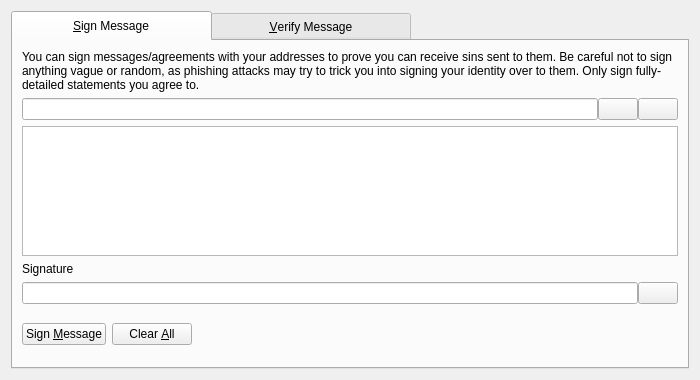
Old version of the form src/qt/forms/signverifymessagedialog.ui in the repository hardwarewise/SIN-core.
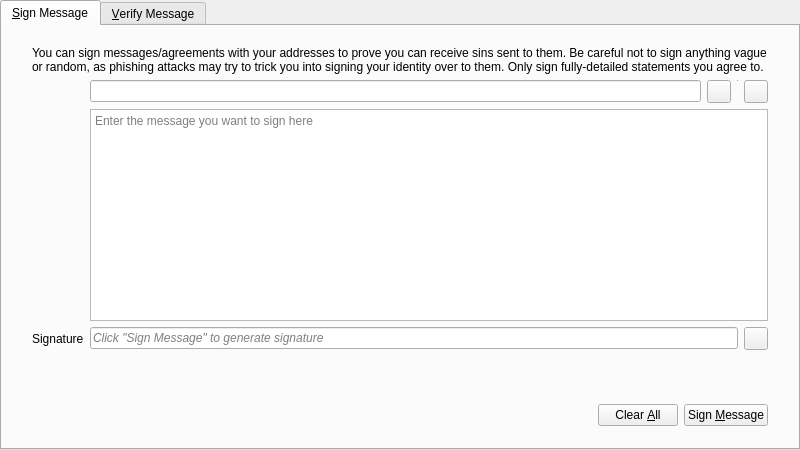
New version of the form. The open tabs and pages were chosen to show the change. Icons and pictures are not drawn. Custom widgets are drawn as their Qt base class.

```diff
--- a/src/qt/forms/signverifymessagedialog.ui
+++ b/src/qt/forms/signverifymessagedialog.ui
@@ -6,28 +6,31 @@
    <rect>
     <x>0</x>
     <y>0</y>
-    <width>700</width>
-    <height>380</height>
+    <width>800</width>
+    <height>450</height>
    </rect>
   </property>
   <property name="windowTitle">
    <string>Signatures - Sign / Verify a Message</string>
   </property>
-  <property name="styleSheet">
-   <string notr="true">QTabBar::tab { 
-width: 200px;
-height: 30px;
-}</string>
-  </property>
   <property name="modal">
    <bool>true</bool>
   </property>
   <layout class="QVBoxLayout" name="verticalLayout">
+   <property name="leftMargin">
+    <number>0</number>
+   </property>
+   <property name="topMargin">
+    <number>0</number>
+   </property>
+   <property name="rightMargin">
+    <number>0</number>
+   </property>
+   <property name="bottomMargin">
+    <number>0</number>
+   </property>
    <item>
     <widget class="QTabWidget" name="tabWidget">
-     <property name="styleSheet">
-      <string notr="true"/>
-     </property>
      <property name="currentIndex">
       <number>1</number>
      </property>
@@ -36,23 +39,38 @@
        <string>&amp;Sign Message</string>
       </attribute>
       <layout class="QVBoxLayout" name="verticalLayout_SM">
+       <property name="leftMargin">
+        <number>0</number>
+       </property>
+       <property name="topMargin">
+        <number>0</number>
+       </property>
+       <property name="rightMargin">
+        <number>0</number>
+       </property>
+       <property name="bottomMargin">
+        <number>0</number>
+       </property>
        <item>
-        <widget class="QLabel" name="infoLabel_SM">
-         <property name="text">
-          <string>You can sign messages/agreements with your addresses to prove you can receive sins sent to them. Be careful not to sign anything vague or random, as phishing attacks may try to trick you into signing your identity over to them. Only sign fully-detailed statements you agree to.</string>
+        <layout class="QVBoxLayout" name="verticalLayout_3">
+         <property name="leftMargin">
+          <number>30</number>
          </property>
-         <property name="textFormat">
-          <enum>Qt::PlainText</enum>
+         <property name="topMargin">
+          <number>20</number>
          </property>
-         <property name="wordWrap">
-          <bool>true</bool>
+         <property name="rightMargin">
+          <number>30</number>
          </property>
-        </widget>
-       </item>
+         <property name="bottomMargin">
+          <number>20</number>
+         </property>
        <item>
+          <layout class="QGridLayout" name="gridLayout">
+           <item row="1" column="1">
         <layout class="QHBoxLayout" name="horizontalLayout_1_SM">
          <property name="spacing">
-          <number>0</number>
+              <number>6</number>
          </property>
          <item>
           <widget class="QValidatedLineEdit" name="addressIn_SM">
@@ -62,7 +80,7 @@
           </widget>
          </item>
          <item>
-          <widget class="QPushButton" name="addressBookButton_SM">
+              <widget class="QToolButton" name="addressBookButton_SM">
            <property name="toolTip">
             <string>Choose previously used address</string>
            </property>
@@ -76,13 +94,23 @@
            <property name="shortcut">
             <string>Alt+A</string>
            </property>
-           <property name="autoDefault">
-            <bool>false</bool>
-           </property>
+              </widget>
+             </item>
+             <item>
+              <widget class="Line" name="vLine">
+               <property name="maximumSize">
+                <size>
+                 <width>1</width>
+                 <height>22</height>
+                </size>
+               </property>
+               <property name="orientation">
+                <enum>Qt::Vertical</enum>
+               </property>
           </widget>
          </item>
          <item>
-          <widget class="QPushButton" name="pasteButton_SM">
+              <widget class="QToolButton" name="pasteButton_SM">
            <property name="toolTip">
             <string>Paste address from clipboard</string>
            </property>
@@ -96,34 +124,24 @@
            <property name="shortcut">
             <string>Alt+P</string>
            </property>
-           <property name="autoDefault">
-            <bool>false</bool>
-           </property>
           </widget>
          </item>
         </layout>
        </item>
-       <item>
+           <item row="2" column="1">
         <widget class="QPlainTextEdit" name="messageIn_SM">
          <property name="toolTip">
           <string>Enter the message you want to sign here</string>
          </property>
-        </widget>
-       </item>
-       <item>
-        <widget class="QLabel" name="signatureLabel_SM">
-         <property name="text">
-          <string>Signature</string>
-         </property>
-         <property name="textFormat">
-          <enum>Qt::PlainText</enum>
-         </property>
-        </widget>
-       </item>
-       <item>
+             <property name="placeholderText">
+              <string>Enter the message you want to sign here</string>
+             </property>
+            </widget>
+           </item>
+           <item row="3" column="1">
         <layout class="QHBoxLayout" name="horizontalLayout_2_SM">
          <property name="spacing">
-          <number>0</number>
+              <number>6</number>
          </property>
          <item>
           <widget class="QLineEdit" name="signatureOut_SM">
@@ -135,10 +153,13 @@
            <property name="readOnly">
             <bool>true</bool>
            </property>
+               <property name="placeholderText">
+                <string>Click &quot;Sign Message&quot; to generate signature</string>
+               </property>
           </widget>
          </item>
          <item>
-          <widget class="QPushButton" name="copySignatureButton_SM">
+              <widget class="QToolButton" name="copySignatureButton_SM">
            <property name="toolTip">
             <string>Copy the current signature to the system clipboard</string>
            </property>
@@ -149,49 +170,49 @@
             <iconset>
              <normaloff>:/icons/editcopy</normaloff>:/icons/editcopy</iconset>
            </property>
-           <property name="autoDefault">
-            <bool>false</bool>
-           </property>
           </widget>
          </item>
         </layout>
        </item>
-       <item>
-        <layout class="QHBoxLayout" name="horizontalLayout_3_SM">
-         <item>
-          <widget class="QPushButton" name="signMessageButton_SM">
-           <property name="toolTip">
-            <string>Sign the message to prove you own this SIN address</string>
-           </property>
+           <item row="3" column="0">
+            <widget class="QLabel" name="signatureLabel_SM">
            <property name="text">
-            <string>Sign &amp;Message</string>
-           </property>
-           <property name="icon">
-            <iconset>
-             <normaloff>:/icons/edit</normaloff>:/icons/edit</iconset>
-           </property>
-           <property name="autoDefault">
-            <bool>false</bool>
-           </property>
-          </widget>
-         </item>
-         <item>
-          <widget class="QPushButton" name="clearButton_SM">
-           <property name="toolTip">
-            <string>Reset all sign message fields</string>
-           </property>
+              <string>Signature</string>
+             </property>
+             <property name="textFormat">
+              <enum>Qt::PlainText</enum>
+             </property>
+            </widget>
+           </item>
+           <item row="0" column="0" colspan="2">
+            <widget class="QLabel" name="infoLabel_SM">
            <property name="text">
-            <string>Clear &amp;All</string>
-           </property>
-           <property name="icon">
-            <iconset>
-             <normaloff>:/icons/remove</normaloff>:/icons/remove</iconset>
-           </property>
-           <property name="autoDefault">
-            <bool>false</bool>
+              <string>You can sign messages/agreements with your addresses to prove you can receive sins sent to them. Be careful not to sign anything vague or random, as phishing attacks may try to trick you into signing your identity over to them. Only sign fully-detailed statements you agree to.</string>
+             </property>
+             <property name="textFormat">
+              <enum>Qt::PlainText</enum>
+             </property>
+             <property name="wordWrap">
+              <bool>true</bool>
            </property>
           </widget>
          </item>
+          </layout>
+         </item>
+        </layout>
+       </item>
+       <item>
+        <widget class="QWidget" name="buttonsContainerWhite" native="true">
+         <layout class="QHBoxLayout" name="horizontalLayout">
+          <property name="leftMargin">
+           <number>30</number>
+          </property>
+          <property name="topMargin">
+           <number>15</number>
+          </property>
+          <property name="rightMargin">
+           <number>30</number>
+          </property>
          <item>
           <spacer name="horizontalSpacer_1_SM">
            <property name="orientation">
@@ -234,7 +255,42 @@
            </property>
           </spacer>
          </item>
-        </layout>
+          <item>
+           <widget class="SinPushButton" name="clearButton_SM">
+            <property name="toolTip">
+             <string>Reset all sign message fields</string>
+            </property>
+            <property name="text">
+             <string>Clear &amp;All</string>
+            </property>
+            <property name="icon">
+             <iconset resource="../sin.qrc">
+              <normaloff>:/icons/remove</normaloff>:/icons/remove</iconset>
+            </property>
+            <property name="autoDefault">
+             <bool>false</bool>
+            </property>
+           </widget>
+          </item>
+          <item>
+           <widget class="SinPushButton" name="signMessageButton_SM">
+            <property name="toolTip">
+             <string>Sign the message to prove you own this SIN address</string>
+            </property>
+            <property name="text">
+             <string>Sign &amp;Message</string>
+            </property>
+            <property name="icon">
+             <iconset resource="../sin.qrc">
+              <normaloff>:/icons/edit</normaloff>:/icons/edit</iconset>
+            </property>
+            <property name="autoDefault">
+             <bool>false</bool>
+            </property>
+           </widget>
+          </item>
+         </layout>
+        </widget>
        </item>
       </layout>
      </widget>
@@ -391,6 +447,11 @@
    <extends>QLineEdit</extends>
    <header>qt/qvalidatedlineedit.h</header>
   </customwidget>
+  <customwidget>
+   <class>SinPushButton</class>
+   <extends>QPushButton</extends>
+   <header>qt/sinpushbutton.h</header>
+  </customwidget>
  </customwidgets>
  <resources>
   <include location="../sin.qrc"/>
```
Left out of the diff: 130 changed lines with no effect on the pictures. Lines whose indentation alone changed are shown as unchanged.
